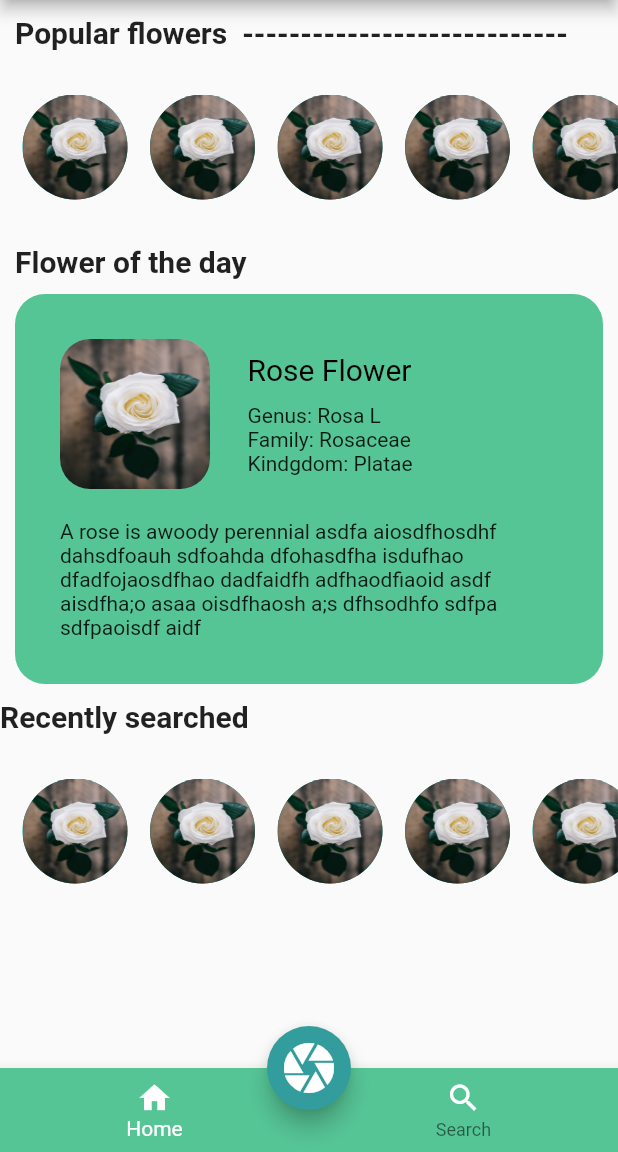
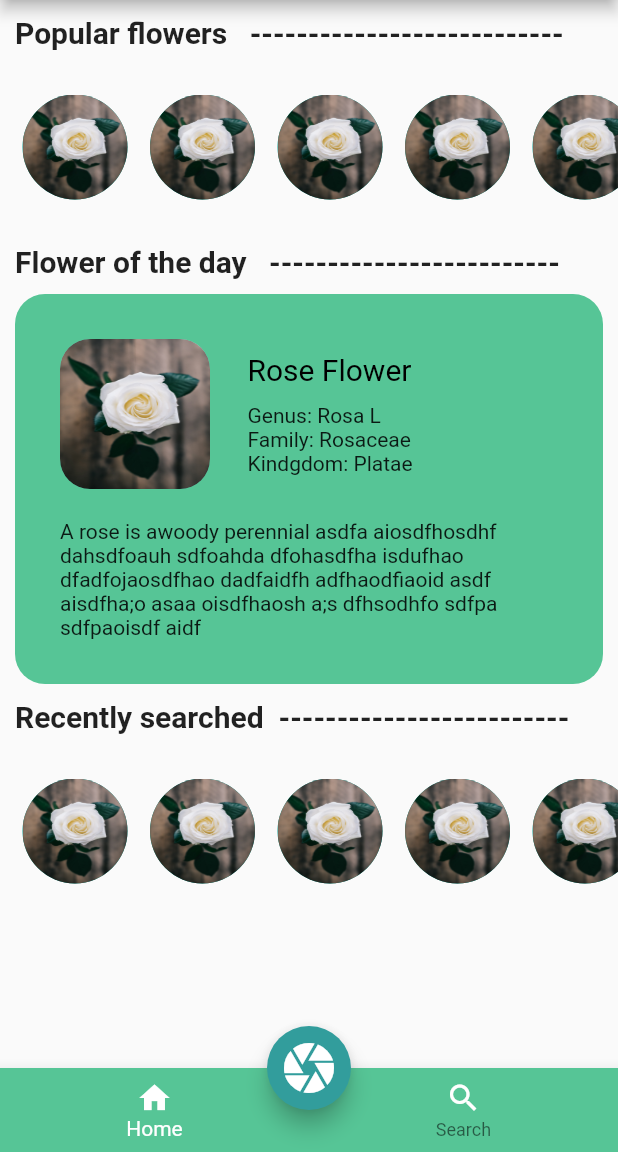
Before and after one commit to Zestful-Tribu/lilyora, a Flutter app: the screen it shows after launch, on a phone screen of 412 x 824 dp, the part 84-1236 px from its top. Run offline on Flutter 3.47's test engine with Material 2 defaults, Android fonts, the phone set to English and light mode, and no system bars; our stand-ins replace dio, image_picker; missing offline and left inert: flappy_search_bar.

Commit message:
home screen alignments and navigation screen changes 01

```diff
--- a/lib/screens/home_screen.dart
+++ b/lib/screens/home_screen.dart
@@ -33,7 +33,7 @@ class _HomePageState extends State<HomePage>{
             Container(
               padding: EdgeInsets.only(top: 10, bottom: 10, left: 10),
               child: Text(
-                "Popular flowers  ----------------------------",
+                "Popular flowers   ---------------------------",
                 style: TextStyle(
                   fontWeight: FontWeight.bold,
                   fontSize: 20,
@@ -60,7 +60,7 @@ class _HomePageState extends State<HomePage>{
             Container(
               padding: EdgeInsets.only(top: 10, bottom: 10, left: 10),
               child: Text(
-                "Flower of the day",
+                "Flower of the day   -------------------------",
                 style: TextStyle(
                   fontWeight: FontWeight.bold,
                   fontSize: 20,
@@ -156,9 +156,9 @@ class _HomePageState extends State<HomePage>{
             ),
 
             Container(
-              padding: EdgeInsets.only(top: 10, bottom: 10),
+              padding: EdgeInsets.only(top: 10, bottom: 10, left: 10),
               child: Text(
-                "Recently searched",
+                "Recently searched  -------------------------",
                 style: TextStyle(
                   fontWeight: FontWeight.bold,
                   fontSize: 20,
```
